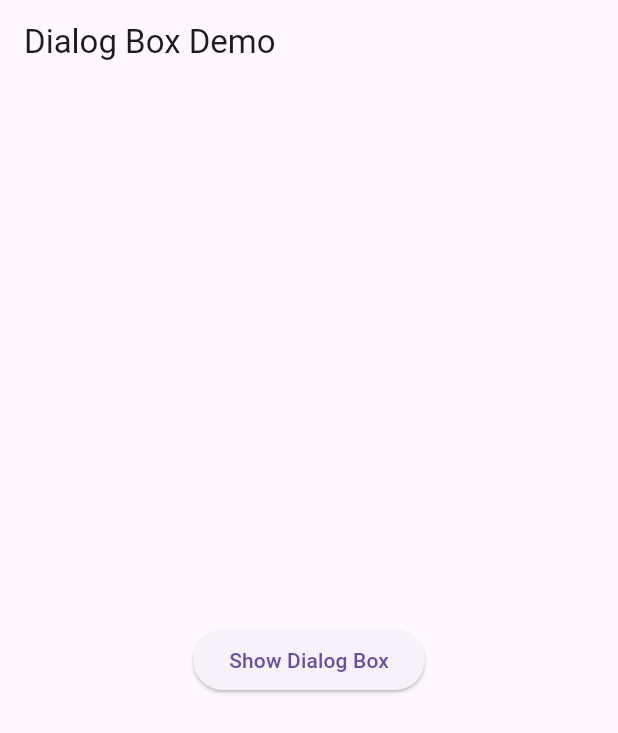
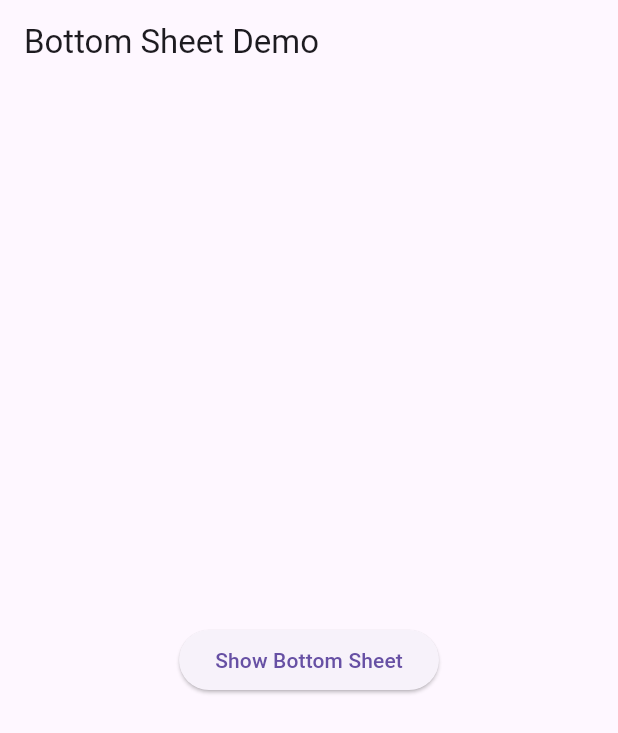
Before and after one commit to MuhammadAliKust/KamranProject, a Flutter app: the screen it shows after launch, on a phone screen of 412 x 824 dp. Shown: the top 733 px of the screen. Run offline on Flutter 3.47's test engine with Material 3 defaults, Android fonts, the phone set to English and light mode, and no system bars; our stand-ins replace smooth_page_indicator.

Commit message:
Bottom Sheet Done

```diff
--- /dev/null
+++ b/lib/bottom_sheet.dart
@@ -0,0 +1,36 @@
+import 'package:flutter/material.dart';
+
+class BottomSheetView extends StatelessWidget {
+  const BottomSheetView({super.key});
+
+  @override
+  Widget build(BuildContext context) {
+    return Scaffold(
+      appBar: AppBar(
+        title: Text("Bottom Sheet Demo"),
+      ),
+      body: Center(
+        child: ElevatedButton(
+          onPressed: () {
+            showModalBottomSheet(
+                context: context,
+                builder: (context) {
+                  return Container(
+                    width: MediaQuery.of(context).size.width,
+
+                    /// To get screen full width and it will give you dynamic width based on screen width
+                    child: Column(
+                      children: [
+                        Text("This is bottom sheet"
+                            "")
+                      ],
+                    ),
+                  );
+                });
+          },
+          child: Text("Show Bottom Sheet"),
+        ),
+      ),
+    );
+  }
+}
--- a/lib/main.dart
+++ b/lib/main.dart
@@ -1,5 +1,6 @@
 import 'package:flutter/material.dart';
 import 'package:kamran_project/bottom_nav_bar.dart';
+import 'package:kamran_project/bottom_sheet.dart';
 import 'package:kamran_project/dialog_box.dart';
 import 'package:kamran_project/dynamic_list.dart';
 import 'package:kamran_project/list_view_demo.dart';
@@ -20,7 +21,7 @@ class MyApp extends StatelessWidget {
   @override
   Widget build(BuildContext context) {
     return  MaterialApp(
-      home: DialogBoxView(),
+      home: BottomSheetView(),
     );
   }
 }
```
